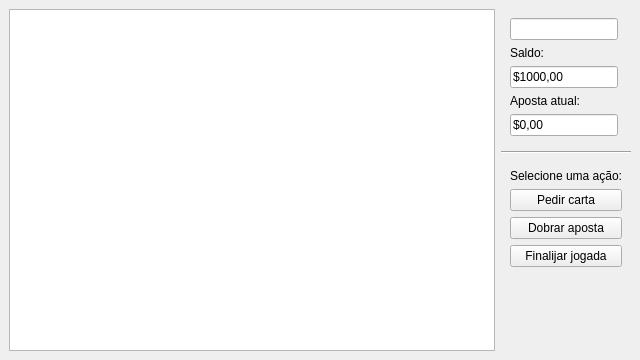
gianricardo/prog3, file BlackJack/InterfaceGrafica/mainwindow.ui: the form before one commit.
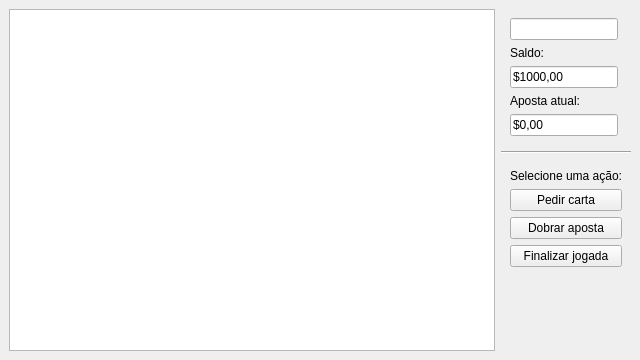
The form after the commit.

The edit to the form file:
```diff
--- a/BlackJack/InterfaceGrafica/mainwindow.ui
+++ b/BlackJack/InterfaceGrafica/mainwindow.ui
@@ -55,7 +55,7 @@
        <item>
         <widget class="QPushButton" name="stay">
          <property name="text">
-          <string>Finalijar jogada</string>
+          <string>Finalizar jogada</string>
          </property>
         </widget>
        </item>
```
